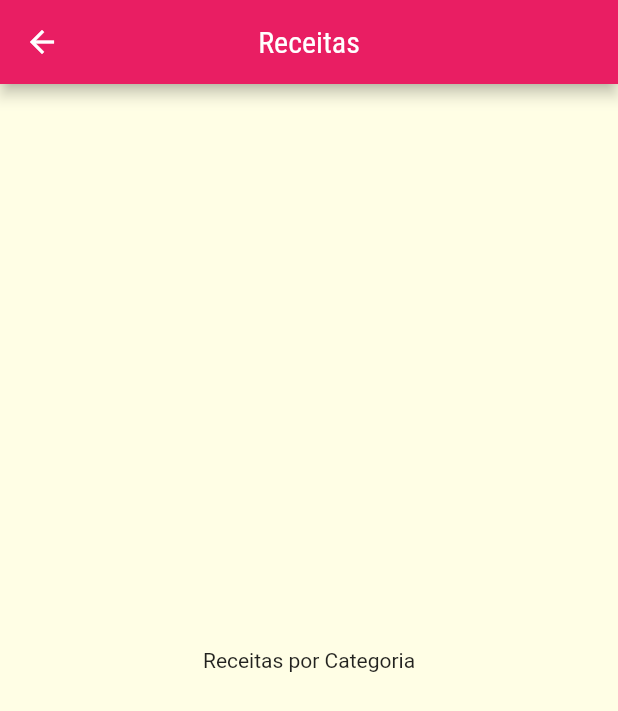
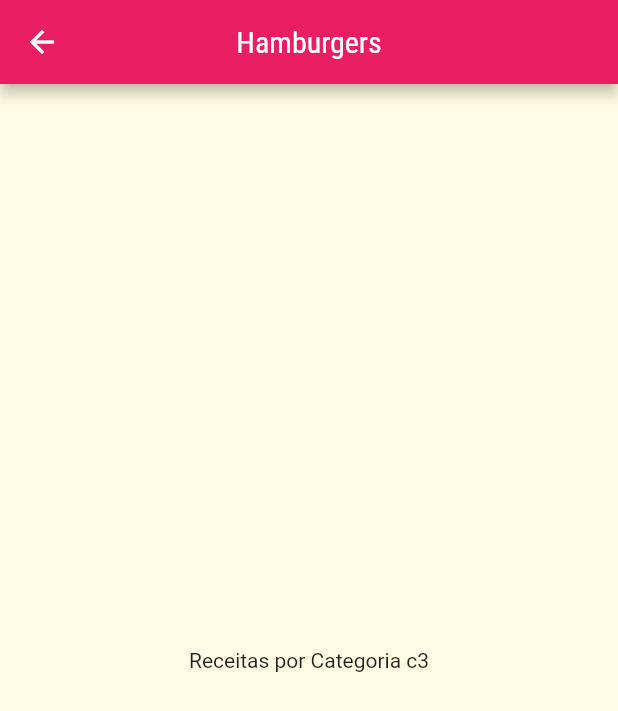
Before and after one commit to leandrosouzadev/meals, a Flutter app: the screen it shows after launch, after a tap on "Hamburgers", on a phone screen of 412 x 824 dp. Shown: the top 711 px of the screen. Run offline on Flutter 3.47's test engine with Material 2 defaults, Android fonts, the phone set to English and light mode, and no system bars.

Commit message:
Passando dados via construtor

```diff
--- a/lib/components/category_item.dart
+++ b/lib/components/category_item.dart
@@ -14,7 +14,7 @@ class CategoryItem extends StatelessWidget {
     Navigator.of(context).push(
       MaterialPageRoute(
         builder: (_) {
-          return const CategoriesMealsScreen();
+          return CategoriesMealsScreen(category);
         },
       ),
     );
--- a/lib/screens/categories_meals_screen.dart
+++ b/lib/screens/categories_meals_screen.dart
@@ -1,17 +1,20 @@
 import 'package:flutter/material.dart';
+import 'package:meals/models/category.dart';
 
 class CategoriesMealsScreen extends StatelessWidget {
-  const CategoriesMealsScreen({Key? key}) : super(key: key);
+  const CategoriesMealsScreen(this.category, {Key? key}) : super(key: key);
+
+  final Category category;
 
   @override
   Widget build(BuildContext context) {
     return Scaffold(
       appBar: AppBar(
-        title: const Text('Receitas'),
+        title: Text(category.title),
         centerTitle: true,
       ),
-      body: const Center(
-        child: Text('Receitas por Categoria'),
+      body: Center(
+        child: Text('Receitas por Categoria ${category.id}'),
       ),
     );
   }
```
